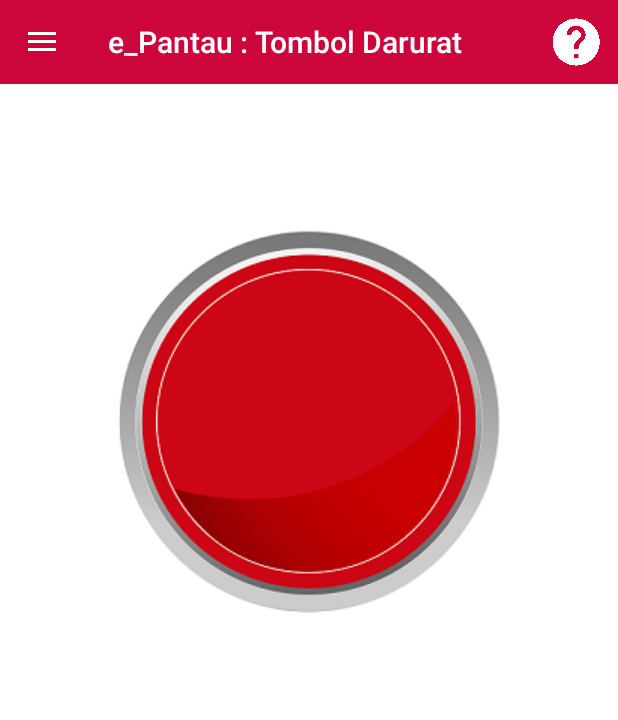
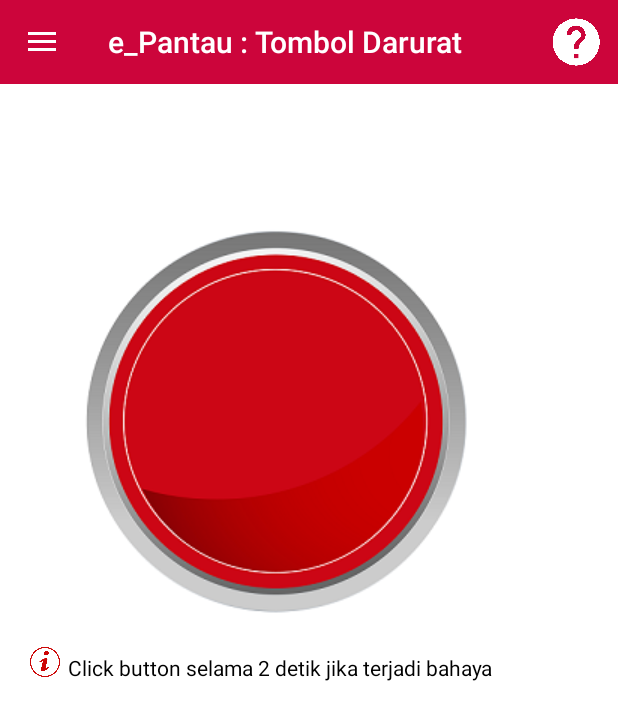
Before and after one commit to azlkiniue/e-Pantau, an Android app: the FragmentTombolDarurat screen opened directly, with no data from a screen before it, on a phone screen of 412 x 824 dp. Shown: the top 720 px of the screen. Run offline under Robolectric (Android 15) with nearby library versions, the phone set to English and light mode, and no system bars; our stand-ins replace Volley; 1 statement that could not run was skipped.

Commit message:
Update Tampilan Menu dan Tombol darurat

```diff
--- a/app/src/main/java/com/example/android/emergencybutton/MainActivity.java
+++ b/app/src/main/java/com/example/android/emergencybutton/MainActivity.java
@@ -13,7 +13,10 @@ import android.view.MenuItem;
 import android.view.View;
 import android.widget.AdapterView;
 import android.widget.ListView;
+import android.widget.TextView;
 import android.widget.Toast;
+
+import org.w3c.dom.Text;
 
 public class MainActivity extends AppCompatActivity {
     private String[] mNavigationDrawerItemTitles;
@@ -36,6 +39,9 @@ public class MainActivity extends AppCompatActivity {
         mNavigationDrawerItemTitles= getResources().getStringArray(R.array.navigation_drawer_items_array);
         mDrawerLayout = (DrawerLayout) findViewById(R.id.drawer_lyt);
         mDrawerList = (ListView) findViewById(R.id.left_drawer);
+
+        User user = SharedPrefManager.getInstance(this).getUser();
+        TextView textViewNameNavigation = (TextView) findViewById(R.id.nameNavigation);
 
         setupToolbar();
         //toolbar.setLogo(android.R.drawable.ic_menu_help);
@@ -64,6 +70,8 @@ public class MainActivity extends AppCompatActivity {
                 startActivity(new Intent(MainActivity.this, ProfileActivity.class));
             }
         });
+
+        textViewNameNavigation.setText(user.getNama());
 
         FragmentManager fragmentManager = getSupportFragmentManager();
         fragmentManager.beginTransaction().replace(R.id.content_frame, new FragmentTombolDarurat()).commit();
--- a/app/src/main/java/com/example/android/emergencybutton/SignupActivity.java
+++ b/app/src/main/java/com/example/android/emergencybutton/SignupActivity.java
@@ -212,7 +212,7 @@ public class SignupActivity extends AppCompatActivity {
                                 //starting the profile activity
                                 //finish();
                                 startActivity(new Intent(SignupActivity.this, LoginActivity.class));
-                                finish();
+//                                finish();
                             } else {
                                 Toast.makeText(getApplicationContext(), obj.getString("message"), Toast.LENGTH_SHORT).show();
                             }
--- a/app/src/main/java/com/example/android/emergencybutton/URLs.java
+++ b/app/src/main/java/com/example/android/emergencybutton/URLs.java
@@ -5,8 +5,8 @@ package com.example.android.emergencybutton;
  */
 
 public class URLs {
-    private static final String ROOT_URL = "http://192.168.43.251/android_coba/Api.php?apicall=";
+    private static final String ROOT_URL = "http://192.168.8.107/android_coba/Api.php?apicall=";
     public static final String URL_REGISTER = ROOT_URL + "signup";
     public static final String URL_LOGIN= ROOT_URL + "login";
-    public static final String ROOT_URL_LOKASI = "http:// 192.168.43.251/android_coba/LokasiKejadianAPI.php";
+    public static final String ROOT_URL_LOKASI = "http://192.168.8.107/android_coba/LokasiKejadianAPI.php";
 }
--- a/app/src/main/res/layout/activity_main.xml
+++ b/app/src/main/res/layout/activity_main.xml
@@ -55,7 +55,7 @@
                                     android:layout_alignParentEnd="true"/>
 
                                 <TextView
-                                    android:id="@+id/name"
+                                    android:id="@+id/nameNavigation"
                                     android:layout_width="match_parent"
                                     android:layout_height="wrap_content"
                                     android:layout_marginLeft="8dp"
--- a/app/src/main/res/layout/activity_tombol_darurat.xml
+++ b/app/src/main/res/layout/activity_tombol_darurat.xml
@@ -9,8 +9,8 @@
     <LinearLayout xmlns:android="http://schemas.android.com/apk/res/android"
         xmlns:app="http://schemas.android.com/apk/res-auto"
         xmlns:tools="http://schemas.android.com/tools"
-        android:layout_width="match_parent"
-        android:layout_height="match_parent"
+        android:layout_width="368dp"
+        android:layout_height="551dp"
         android:orientation="vertical"
         tools:layout_editor_absoluteY="8dp"
         tools:layout_editor_absoluteX="8dp">
@@ -24,6 +24,28 @@
             android:layout_gravity="center"
             android:clickable="true"
             android:background="@drawable/button_emergency"/>
+
+        <LinearLayout
+            android:layout_width="match_parent"
+            android:layout_height="fill_parent"
+            android:orientation="horizontal"
+            android:layout_marginLeft="20dp">
+
+            <ImageView
+                android:layout_width="20dp"
+                android:layout_height="20dp"
+                android:layout_gravity="end"
+                android:src="@drawable/info"/>
+            <TextView
+                android:layout_width="match_parent"
+                android:layout_height="wrap_content"
+                android:layout_marginLeft="5dp"
+                android:layout_marginTop="4dp"
+                android:text="Click button selama 2 detik jika terjadi bahaya"
+                android:textColor="@color/colorIcon"
+                android:textStyle=""/>
+        </LinearLayout>
+
     </LinearLayout>
 
 </android.support.constraint.ConstraintLayout>
```
Also changed, not shown: app/src/main/java/com/example/android/emergencybutton/FragmentTombolDarurat.java (+70 -23 lines), app/src/main/res/layout/activity_custom_dialog.xml (added, +17 -0 lines), app/src/main/res/drawable/info.png (added).
